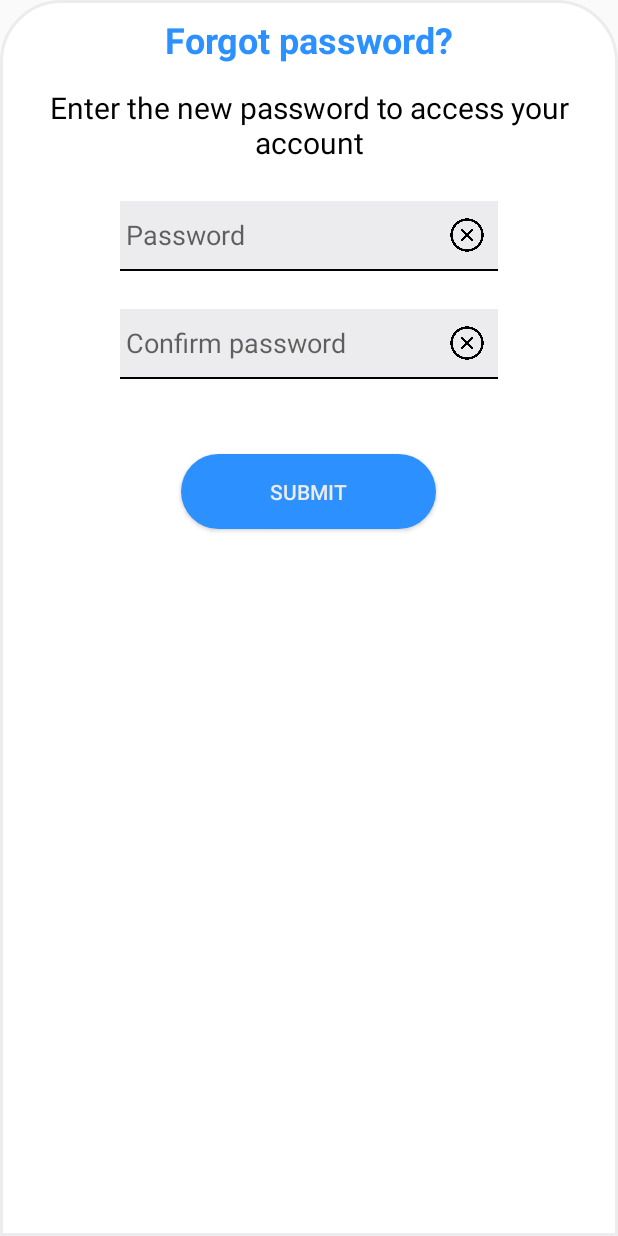
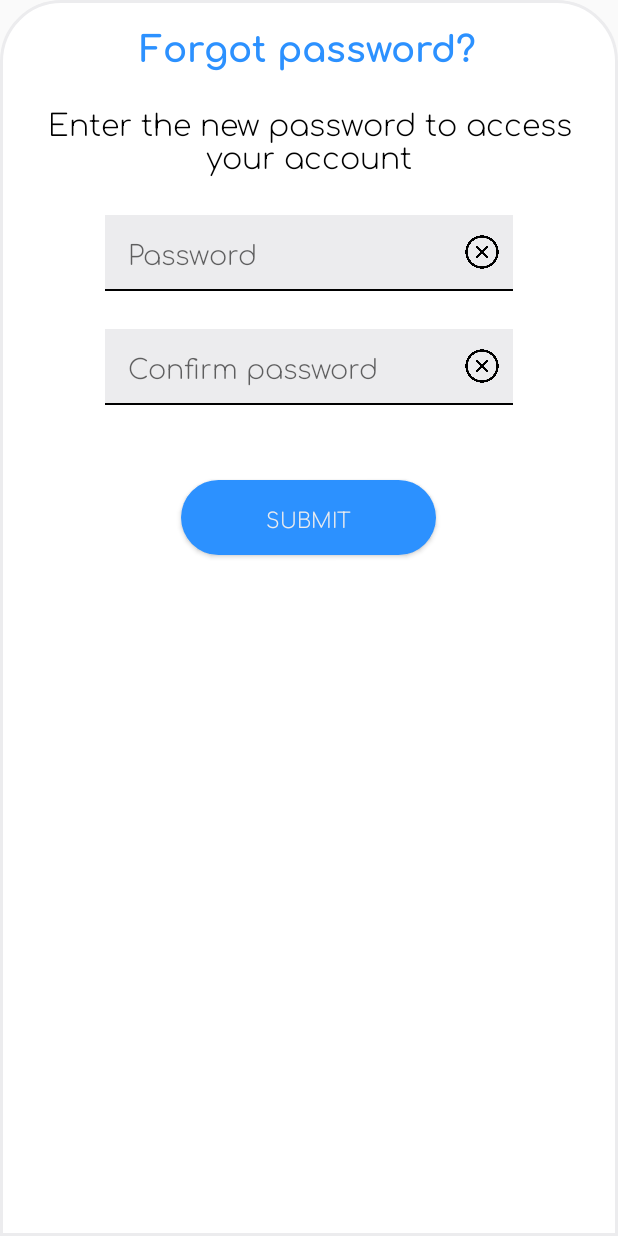
Before and after one commit to We-Pet/MobileApp, an Android app: the layout bottom_sheet_layout_forgot_password_reset.xml on its own in the app's theme, with its tools: preview values and no code run, on a phone screen of 412 x 824 dp. Run offline under Robolectric (Android 15) with nearby library versions, the light colour scheme and no system bars.

Commit message:
finsh editing reset login flow

```diff
--- a/app/src/main/res/drawable/box.xml
+++ b/app/src/main/res/drawable/box.xml
@@ -1,7 +1,7 @@
 <shape xmlns:android="http://schemas.android.com/apk/res/android"
     android:shape="rectangle">
     <stroke
-        android:width="2dp"
+        android:width="1dp"
         android:color="@color/some_gray" />
     <solid android:color="#FFFFFF" />
 </shape>
--- a/app/src/main/res/layout/bottom_sheet_layout_forgot_password_reset.xml
+++ b/app/src/main/res/layout/bottom_sheet_layout_forgot_password_reset.xml
@@ -14,7 +14,7 @@
         android:text="@string/forgot_password_question"
         android:textColor="@color/main_blue"
         android:textSize="24sp"
-        android:textStyle="bold" />
+        android:fontFamily="@font/comfortaa_bold" />
 
     <TextView
         android:layout_width="wrap_content"
@@ -24,7 +24,8 @@
         android:text="@string/enter_the_new_password_to_access_your_account"
         android:textAlignment="center"
         android:textColor="@color/black"
-        android:textSize="20sp" />
+        android:textSize="20sp"
+        android:fontFamily="@font/comfortaa_light"/>
 
 
     <!-- Password edit text with button -->
@@ -32,26 +33,28 @@
         android:id="@+id/CTL_pass"
         android:layout_width="match_parent"
         android:layout_height="wrap_content"
-        android:layout_marginHorizontal="70dp"
+        android:layout_marginHorizontal="60dp"
         android:layout_marginTop="25dp"
         android:background="@color/light_gray"
         app:layout_constraintTop_toBottomOf="@+id/CTL_email">
 
 
         <EditText
-            android:id="@+id/ET_pass"
-            android:layout_width="match_parent"
+            android:id="@+id/ET_password_reset"
+            android:layout_width="0dp"
             android:layout_height="wrap_content"
             android:autofillHints="@string/password"
             android:backgroundTint="@color/light_gray"
             android:hint="@string/password"
             android:inputType="textPassword"
-            app:layout_constraintEnd_toStartOf="@id/IBTN_clear_button_pass"
+            android:paddingLeft="15dp"
+            android:fontFamily="@font/comfortaa_light"
+            app:layout_constraintEnd_toStartOf="@id/IBTN_clear_button_password_reset"
             app:layout_constraintStart_toStartOf="parent"
             app:layout_constraintTop_toTopOf="parent" />
 
         <ImageButton
-            android:id="@+id/IBTN_clear_button_pass"
+            android:id="@+id/IBTN_clear_button_password_reset"
             android:layout_width="25dp"
             android:layout_height="25dp"
             android:layout_marginEnd="8dp"
@@ -59,16 +62,16 @@
             android:contentDescription="@string/clear_password"
             android:scaleType="fitCenter"
             android:src="@drawable/delete_input_text"
-            app:layout_constraintBottom_toBottomOf="@id/ET_pass"
+            app:layout_constraintBottom_toBottomOf="@id/ET_password_reset"
             app:layout_constraintEnd_toEndOf="parent"
-            app:layout_constraintTop_toTopOf="@id/ET_pass" />
+            app:layout_constraintTop_toTopOf="@id/ET_password_reset" />
 
         <View
             android:id="@+id/divider_pass"
             android:layout_width="match_parent"
             android:layout_height="1dp"
             android:background="@android:color/black"
-            app:layout_constraintTop_toBottomOf="@id/ET_pass" />
+            app:layout_constraintTop_toBottomOf="@id/ET_password_reset" />
     </androidx.constraintlayout.widget.ConstraintLayout>
 
     <!-- Password edit text with button -->
@@ -76,26 +79,28 @@
         android:id="@+id/CTL_repeat_pass"
         android:layout_width="match_parent"
         android:layout_height="wrap_content"
-        android:layout_marginHorizontal="70dp"
+        android:layout_marginHorizontal="60dp"
         android:layout_marginTop="25dp"
         android:background="@color/light_gray"
         app:layout_constraintTop_toBottomOf="@+id/CTL_pass">
 
 
         <EditText
-            android:id="@+id/ET_repeat_pass"
-            android:layout_width="match_parent"
+            android:id="@+id/ET_repeat_confirm_password_reset"
+            android:layout_width="0dp"
             android:layout_height="wrap_content"
             android:autofillHints="@string/confirm_password"
             android:backgroundTint="@color/light_gray"
             android:hint="@string/confirm_password"
             android:inputType="textPassword"
-            app:layout_constraintEnd_toStartOf="@id/IBTN_clear_button_repeat_pass"
+            android:paddingLeft="15dp"
+            android:fontFamily="@font/comfortaa_light"
+            app:layout_constraintEnd_toStartOf="@id/IBTN_clear_button_confirm_password_reset"
             app:layout_constraintStart_toStartOf="parent"
             app:layout_constraintTop_toTopOf="parent" />
 
         <ImageButton
-            android:id="@+id/IBTN_clear_button_repeat_pass"
+            android:id="@+id/IBTN_clear_button_confirm_password_reset"
             android:layout_width="25dp"
             android:layout_height="25dp"
             android:layout_marginEnd="8dp"
@@ -103,26 +108,28 @@
             android:contentDescription="@string/clear_password"
             android:scaleType="fitCenter"
             android:src="@drawable/delete_input_text"
-            app:layout_constraintBottom_toBottomOf="@id/ET_repeat_pass"
+            app:layout_constraintBottom_toBottomOf="@id/ET_repeat_confirm_password_reset"
             app:layout_constraintEnd_toEndOf="parent"
-            app:layout_constraintTop_toTopOf="@id/ET_repeat_pass" />
+            app:layout_constraintTop_toTopOf="@id/ET_repeat_confirm_password_reset" />
 
         <View
-            android:id="@+id/divider_repeat_pass"
+            android:id="@+id/divider_confirm_password"
             android:layout_width="match_parent"
             android:layout_height="1dp"
             android:background="@android:color/black"
-            app:layout_constraintTop_toBottomOf="@id/ET_repeat_pass" />
+            app:layout_constraintTop_toBottomOf="@id/ET_repeat_confirm_password_reset" />
     </androidx.constraintlayout.widget.ConstraintLayout>
 
     <Button
-        android:id="@+id/BTN_continue"
+        android:id="@+id/BTN_submit_confirm_password"
         android:layout_width="170dp"
         android:layout_height="50dp"
         android:layout_gravity="center_horizontal"
         android:layout_marginTop="50dp"
         android:background="@drawable/main_rounded_button"
         android:text="@string/submit"
-        android:textColor="@color/light_gray" />
+        android:textColor="@color/light_gray"
+        android:layout_marginBottom="20dp"
+        android:fontFamily="@font/comfortaa_light"/>
 
 </LinearLayout>
--- a/app/src/main/res/values/strings.xml
+++ b/app/src/main/res/values/strings.xml
@@ -24,4 +24,5 @@
     <string name="error_empty_email">Insert Email</string>
     <string name="error_invalid_email">Invalid Email</string>
     <string name="error_empty_password">Insert Password</string>
+    <string name="passwords_do_not_match">Passwords must match</string>
 </resources>
```
Also changed, not shown: app/src/main/java/com/ipca/wepet/controller/LoginActivity.kt (+46 -27 lines), app/src/main/res/layout/bottom_sheet_layout_forgot_password.xml (+2 -11 lines), app/src/main/res/layout/bottom_sheet_layout_forgot_password_code.xml (+11 -3 lines).
